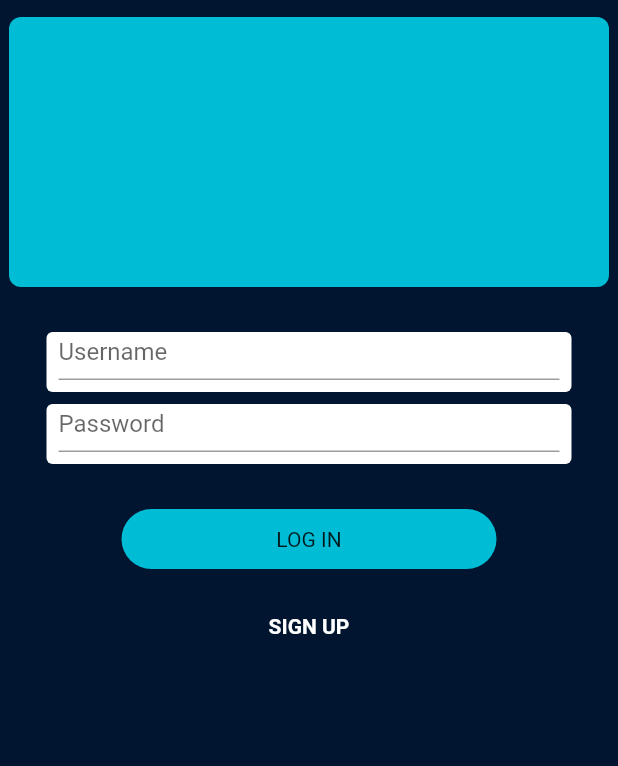
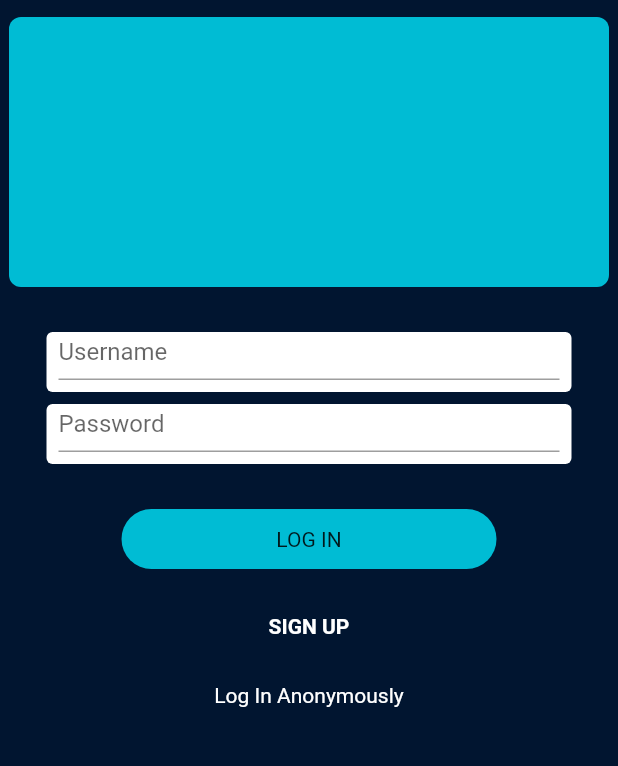
Before and after one commit to BARMM-TourisMA/public-tourism-prototype, a Flutter app: the LogInPage screen opened directly, on a phone screen of 412 x 824 dp, the part 106-872 px from its top. Run offline on Flutter 3.47's test engine with Material 2 defaults, Android fonts, the phone set to English and light mode, and no system bars; our stand-ins replace carousel_slider, cloud_firestore, firebase_auth, firebase_core, firebase_storage, flutter_signin_button and 4 more; missing offline and left inert: dart:html, image_picker_web; accounts and stored records are empty; Roboto replaces fonts that are missing (Raleway).

Commit message:
Log In Anonymously

```diff
--- a/lib/features/log_in/log_in_page.dart
+++ b/lib/features/log_in/log_in_page.dart
@@ -154,6 +154,32 @@ class _LogInPageState extends State<LogInPage> {
                 ),
               ),
             ),
+            const SizedBox(
+              height: 30,
+            ),
+            Center(
+              child: InkWell(
+                onTap: (() {
+                  //
+                }),
+                child: Container(
+                  width: 150,
+                  decoration: BoxDecoration(
+                    color: Color(0xFF011530),
+                    borderRadius: BorderRadius.circular(25),
+                  ),
+                  child: Center(
+                    child: Text(
+                      'Log In Anonymously',
+                      style: TextStyle(
+                        //fontWeight: FontWeight.bold,
+                        color: Colors.white,
+                      ),
+                    ),
+                  ),
+                ),
+              ),
+            ),
           ],
         ),
       ),
```
